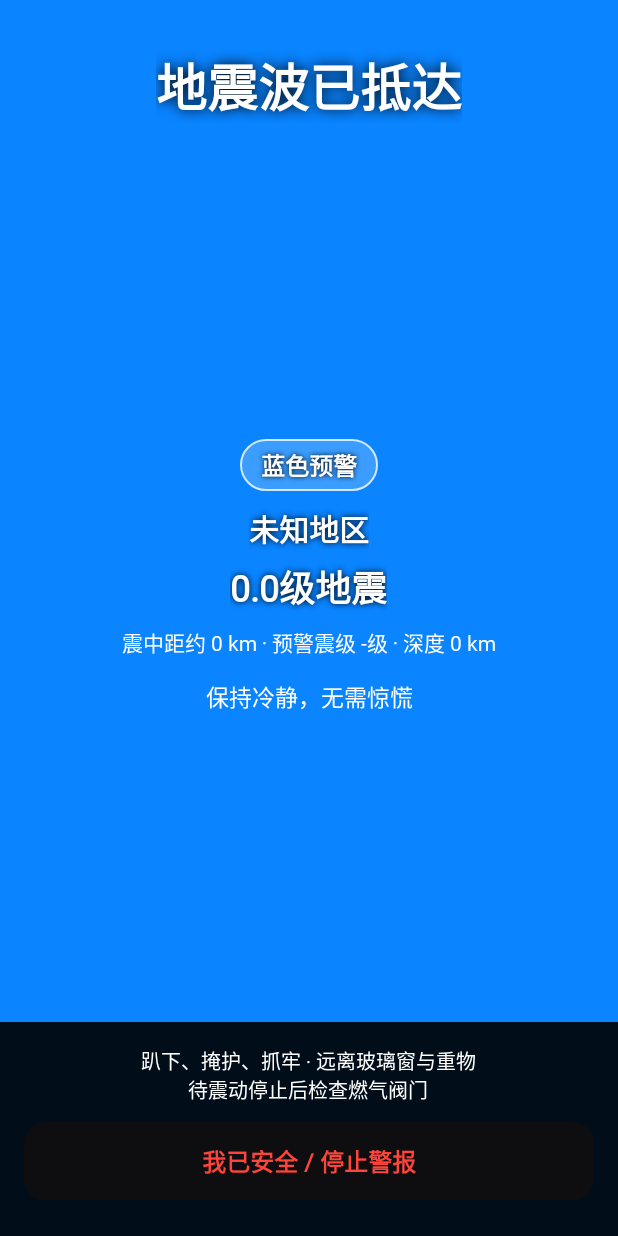
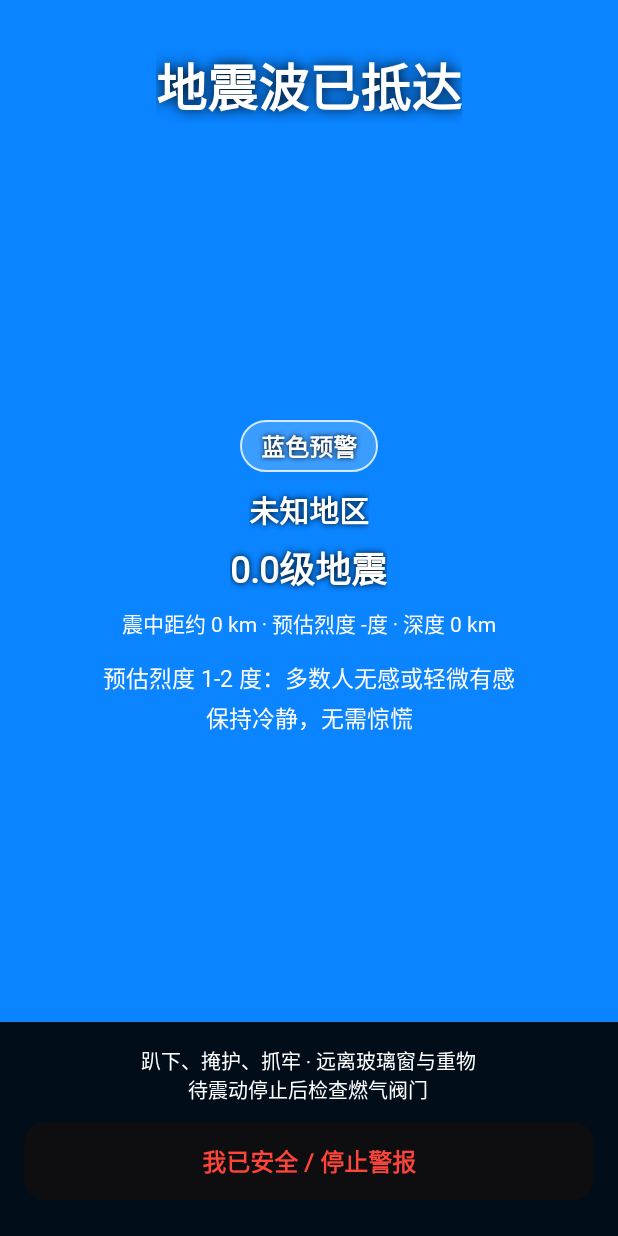
Before and after one commit to Lokeily/Earthquake-Sentinel, an Android app: the AlertActivity screen opened directly, with no data from a screen before it, on a phone screen of 412 x 824 dp. Run offline under Robolectric (Android 15) with nearby library versions, the light colour scheme and no system bars.

Commit message:
fix: 预警五要素文案规范 + 破坏描述对齐 GB/T 17742-2020 + README 知识库
- AlertActivity.updateDetail：'预警震级 X级' 文案修正为 '预估烈度 X度'
  （EXTRA_INTENSITY 是用户所在地预估烈度，非震级；震级由 tvMag 展示）
- damageDescription 升级：按 GB/T 17742-2020 烈度表给出分级破坏描述+避险指引
  （蓝1-2度/黄3-4度/橙5-6度/红≥7度）
- README 新增「预警知识库」章节：五要素/震级分类/烈度12级表/分级映射
- README 测试数同步（66→57）

```diff
--- a/app/src/main/java/com/dianguard/app/AlertActivity.kt
+++ b/app/src/main/java/com/dianguard/app/AlertActivity.kt
@@ -224,13 +224,21 @@ class AlertActivity : AppCompatActivity() {
     /** 震级文案：面向公众，直接写“X.X级地震”，不用专业的“M X.X”写法 */
     private fun magText(mag: Double): String = "%.1f级地震".format(mag)
 
-    /** 四级预警行动指引：极简 */
+    /**
+     * 四级预警破坏描述 + 避险指引。
+     * 烈度区间与破坏情况对齐《中国地震烈度表》(GB/T 17742-2020) 及
+     * 中国地震局预警等级标准（红≥7°灾害性 / 橙5-6°灾害性 / 黄3-4°告知性 / 蓝<3°告知性）。
+     */
     private fun damageDescription(level: WarningLevel): String = when (level) {
-        WarningLevel.BLUE  -> "保持冷静，无需惊慌"
-        WarningLevel.YELLOW -> "就地避险，远离玻璃窗"
-        WarningLevel.ORANGE -> "立即趴下，保护头部！"
-        WarningLevel.RED   -> "趴下、掩护、抓牢！！"
-        WarningLevel.NONE  -> ""
+        WarningLevel.BLUE ->
+            "预估烈度 1-2 度：多数人无感或轻微有感\n保持冷静，无需惊慌"
+        WarningLevel.YELLOW ->
+            "预估烈度 3-4 度：室内多数人有感，悬挂物明显摆动\n就地避险，远离玻璃窗"
+        WarningLevel.ORANGE ->
+            "预估烈度 5-6 度：多数人站立不稳、惊逃户外，少数轻家具移动\n立即趴下，保护头部！"
+        WarningLevel.RED ->
+            "预估烈度 7 度及以上：物品掉落、家具倾倒，房屋可能破坏\n趴下、掩护、抓牢！！"
+        WarningLevel.NONE -> ""
     }
 
     /**
@@ -335,9 +343,10 @@ class AlertActivity : AppCompatActivity() {
     private fun updateDetail(intent: android.content.Intent) {
         val dist = intent.getDoubleExtra(EewService.EXTRA_DISTANCE, 0.0)
         val depth = intent.getDoubleExtra(EewService.EXTRA_DEPTH, 0.0)
-        // 用烈度（震中距衰减测算值，代表用户所在位置的震感强度）作为"预警震级"
+        // 五要素规范（中国地震局）：预警震级=震级 M（由 tvMag 展示）；
+        // EXTRA_INTENSITY 是用户所在地【预估烈度】，不得标注为"震级"。
         val intensity = intent.getStringExtra(EewService.EXTRA_INTENSITY) ?: "-"
-        tvDetail.text = "震中距约 ${dist.toInt()} km · 预警震级 ${intensity}级 · 深度 ${depth.toInt()} km"
+        tvDetail.text = "震中距约 ${dist.toInt()} km · 预估烈度 ${intensity}度 · 深度 ${depth.toInt()} km"
     }
 
     private fun startCountdown(etaSeconds: Double) {
```
Also changed, not shown: 1 other file.
